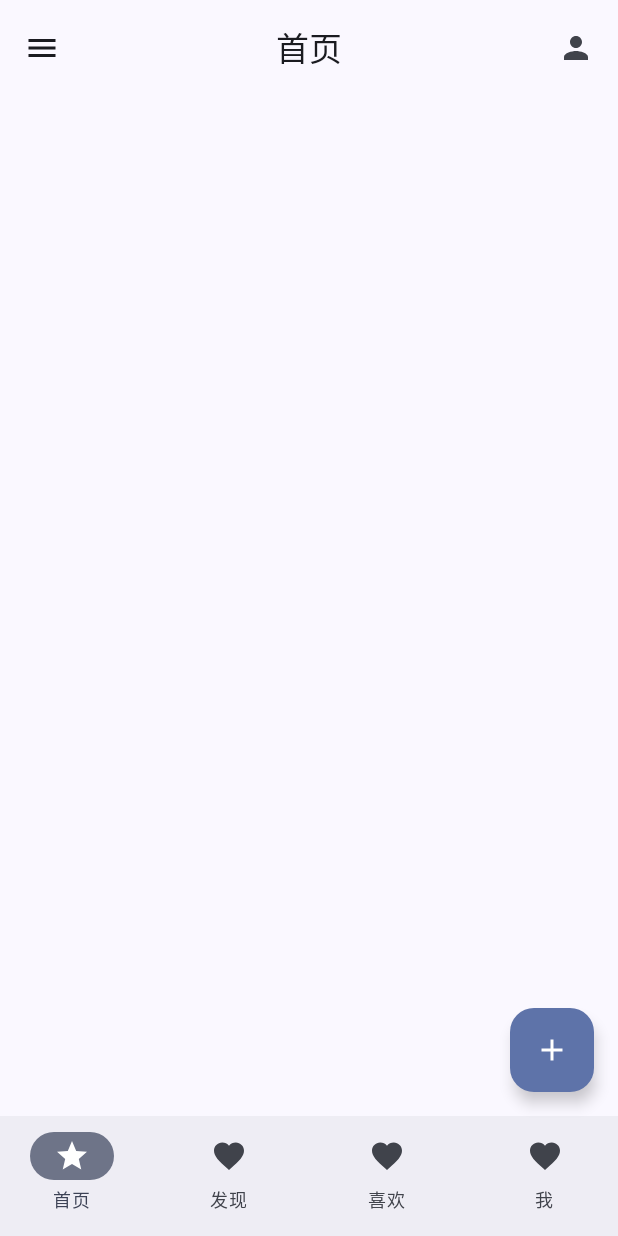
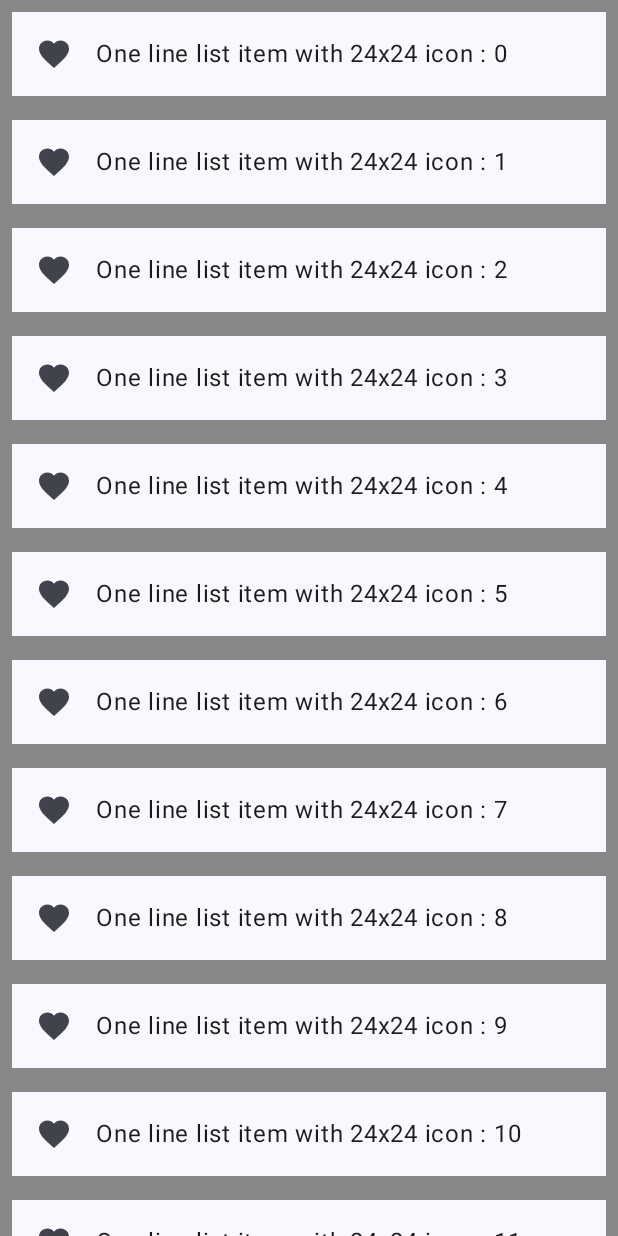
Before and after one commit to eGpx-jqx/AndroidDemoCompose, an Android app built with Jetpack Compose: the screen it shows after launch (MainActivity), on a phone screen of 412 x 824 dp. Run offline under Robolectric (Android 15) with nearby library versions, the phone set to English and light mode, and no system bars.

Commit message:
listView

```diff
--- a/app/src/main/java/com/example/androiddemo/MainActivity.kt
+++ b/app/src/main/java/com/example/androiddemo/MainActivity.kt
@@ -30,7 +30,7 @@ class MainActivity : ComponentActivity() {
 @Composable
 fun Greeting(name: String, modifier: Modifier = Modifier) {
 
-    ScaffoldDemo()
+    LazyListViewDemo()
 }
 
 @Preview(showBackground = true)
--- /dev/null
+++ b/app/src/main/java/com/example/androiddemo/widget/ListViewDemo.kt
@@ -0,0 +1,39 @@
+package com.example.androiddemo.widget
+
+import androidx.compose.foundation.background
+import androidx.compose.foundation.layout.fillMaxSize
+import androidx.compose.foundation.layout.padding
+import androidx.compose.foundation.lazy.LazyColumn
+import androidx.compose.material.icons.Icons
+import androidx.compose.material.icons.filled.Favorite
+import androidx.compose.material3.Icon
+import androidx.compose.material3.ListItem
+import androidx.compose.material3.Text
+import androidx.compose.runtime.Composable
+import androidx.compose.ui.Modifier
+import androidx.compose.ui.graphics.Color
+import androidx.compose.ui.unit.dp
+
+
+/**
+ * 懒加载列表
+ */
+@Composable
+fun LazyListViewDemo() {
+
+    LazyColumn (Modifier.fillMaxSize().background(Color.Gray)) {
+        //多个类似于items的方法
+        items(50) {
+            ListItem(
+                headlineContent = { Text("One line list item with 24x24 icon : $it") },
+                leadingContent = {
+                    Icon(
+                        Icons.Filled.Favorite,
+                        contentDescription = "Localized description",
+                    )
+                },
+                modifier = Modifier.padding(8.dp).background(Color.Cyan)
+            )
+        }
+    }
+}
```
Also changed, not shown: app/src/main/java/com/example/androiddemo/widget/AnimatedProgress.kt (+4 -7 lines).
